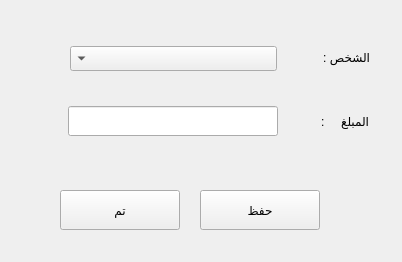
Old version of the form fix_kridi.ui in the repository YassineBaghdadi/stock-management-V2.
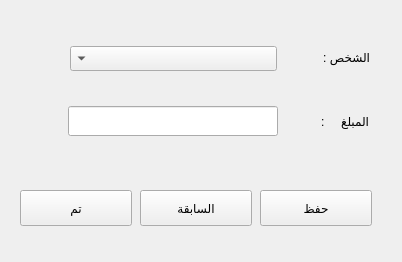
New version of the form. Icons and pictures are not drawn.

Commit message: fix kridi C

The edit to the form file:
```diff
--- a/fix_kridi.ui
+++ b/fix_kridi.ui
@@ -1874,10 +1874,10 @@
   <widget class="QPushButton" name="fix_kridi_save">
    <property name="geometry">
     <rect>
-     <x>200</x>
+     <x>260</x>
      <y>190</y>
-     <width>120</width>
-     <height>40</height>
+     <width>112</width>
+     <height>36</height>
     </rect>
    </property>
    <property name="text">
@@ -1887,16 +1887,29 @@
   <widget class="QPushButton" name="fix_kridi_done">
    <property name="geometry">
     <rect>
-     <x>60</x>
+     <x>20</x>
      <y>190</y>
-     <width>120</width>
-     <height>40</height>
+     <width>112</width>
+     <height>36</height>
     </rect>
    </property>
    <property name="text">
     <string>تم</string>
    </property>
   </widget>
+  <widget class="QPushButton" name="fix_kridi_history">
+   <property name="geometry">
+    <rect>
+     <x>140</x>
+     <y>190</y>
+     <width>112</width>
+     <height>36</height>
+    </rect>
+   </property>
+   <property name="text">
+    <string>السابقة</string>
+   </property>
+  </widget>
  </widget>
  <resources/>
  <connections/>
```
The commit also changes 2 other files.
